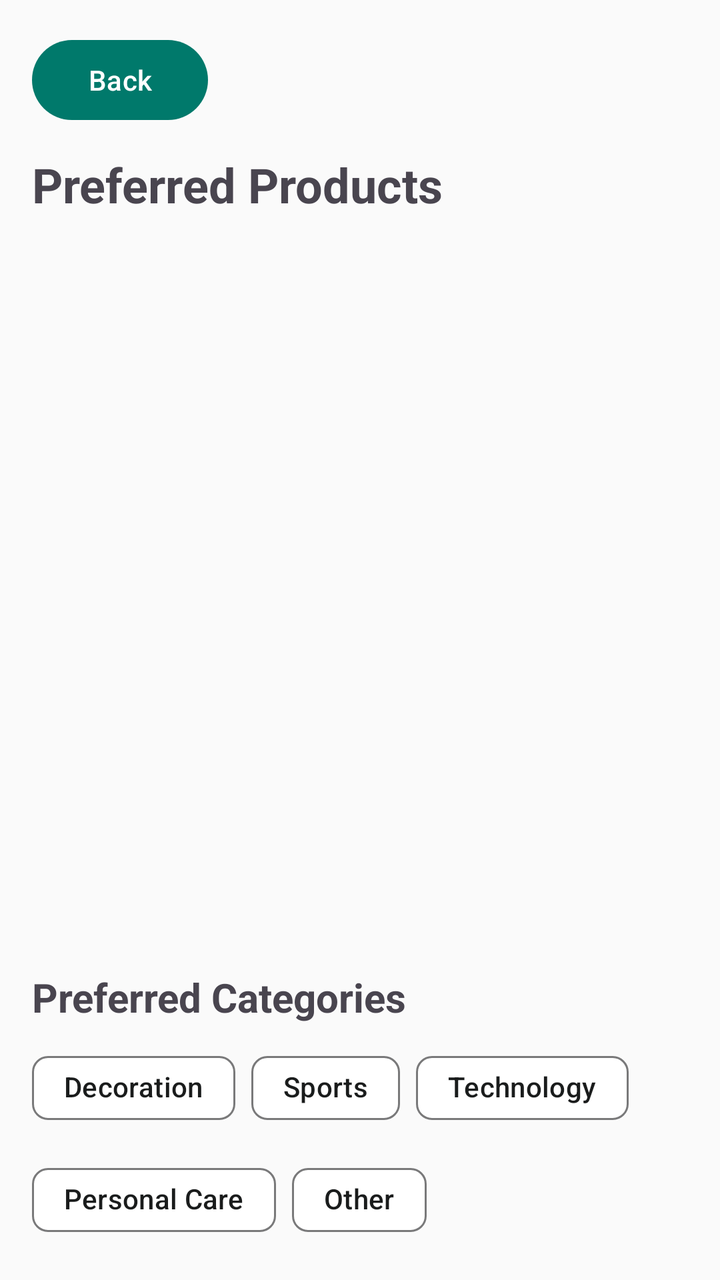
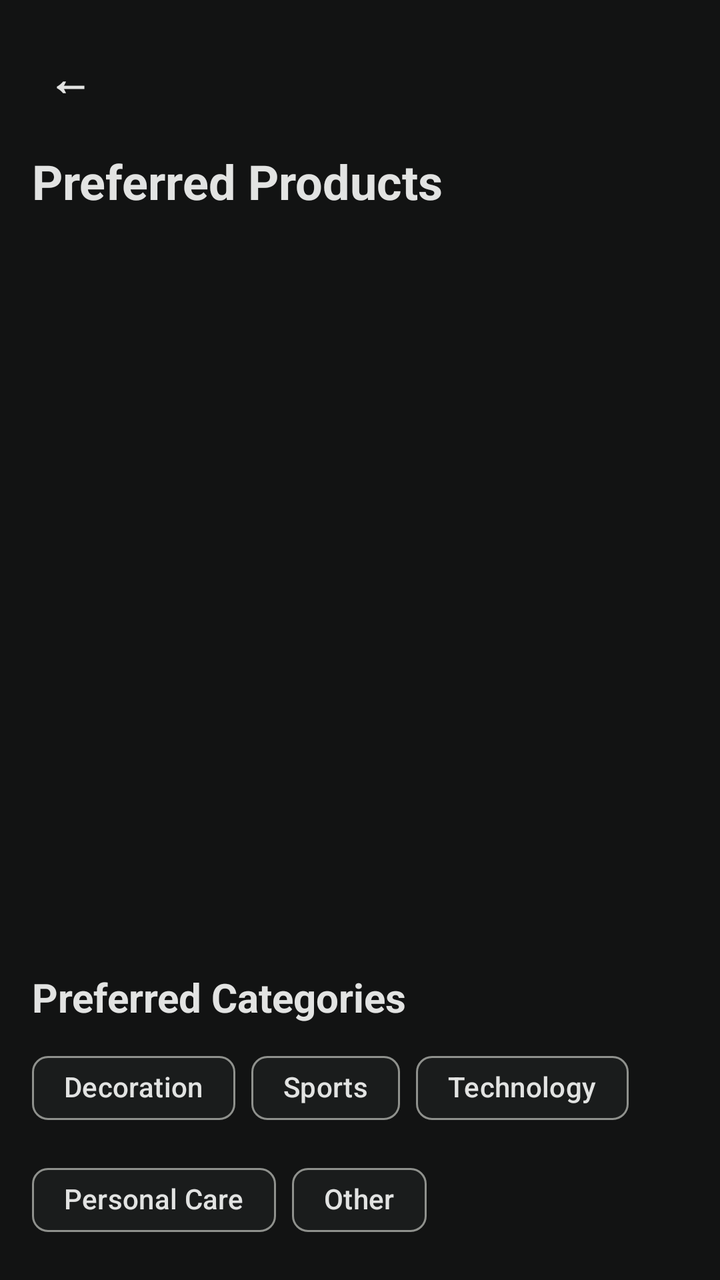

Before-and-after screenshots of an Android layout around one commit, followed by the original layout XML and the change that was made.
<!-- AndroidManifest.xml: application theme Theme._3130_grp8_app -->
<!-- res/layout/activity_preferred_products.xml -->
<?xml version="1.0" encoding="utf-8"?>
<LinearLayout xmlns:android="http://schemas.android.com/apk/res/android"
    android:id="@+id/preferredProductsMain"
    android:layout_width="match_parent"
    android:layout_height="match_parent"
    android:orientation="vertical"
    android:padding="16dp">

    <Button
        android:id="@+id/preferredProductsBackButton"
        android:layout_width="wrap_content"
        android:layout_height="wrap_content"
        android:text="Back" />

    <TextView
        android:layout_width="wrap_content"
        android:layout_height="wrap_content"
        android:layout_marginTop="12dp"
        android:text="Preferred Products"
        android:textSize="24sp"
        android:textStyle="bold" />

    <androidx.recyclerview.widget.RecyclerView
        android:id="@+id/preferredProductsRecyclerView"
        android:layout_width="match_parent"
        android:layout_height="0dp"
        android:layout_marginTop="8dp"
        android:layout_weight="1" />

    <TextView
        android:layout_width="wrap_content"
        android:layout_height="wrap_content"
        android:text="Preferred Categories"
        android:textSize="20sp"
        android:textStyle="bold" />

    <com.google.android.material.chip.ChipGroup
        android:layout_width="match_parent"
        android:layout_height="wrap_content"
        android:layout_marginTop="8dp">

        <com.google.android.material.chip.Chip
            android:id="@+id/decorationChip"
            android:layout_width="wrap_content"
            android:layout_height="wrap_content"
            android:checkable="true"
            android:text="Decoration" />

        <com.google.android.material.chip.Chip
            android:id="@+id/sportsChip"
            android:layout_width="wrap_content"
            android:layout_height="wrap_content"
            android:checkable="true"
            android:text="Sports" />

        <com.google.android.material.chip.Chip
            android:id="@+id/technologyChip"
            android:layout_width="wrap_content"
            android:layout_height="wrap_content"
            android:checkable="true"
            android:text="Technology" />

        <com.google.android.material.chip.Chip
            android:id="@+id/personalCareChip"
            android:layout_width="wrap_content"
            android:layout_height="wrap_content"
            android:checkable="true"
            android:text="Personal Care" />

        <com.google.android.material.chip.Chip
            android:id="@+id/otherChip"
            android:layout_width="wrap_content"
            android:layout_height="wrap_content"
            android:checkable="true"
            android:text="Other" />
    </com.google.android.material.chip.ChipGroup>
</LinearLayout>
<!-- resources referenced by this layout -->
<resources>
  <style name="Theme._3130_grp8_app" parent="Base.Theme._3130_grp8_app" />
  <style name="Base.Theme._3130_grp8_app" parent="Theme.Material3.DayNight.NoActionBar">
          
          
          <item name="colorPrimary">@color/md_primary</item>
          <item name="colorOnPrimary">@color/md_on_primary</item>
          <item name="colorPrimaryContainer">@color/md_primary_container</item>
          <item name="colorOnPrimaryContainer">@color/md_on_primary_container</item>
          <item name="android:colorBackground">@color/md_background</item>
          <item name="colorOnBackground">@color/md_on_background</item>
          <item name="colorSurface">@color/md_surface</item>
          <item name="colorOnSurface">@color/md_on_surface</item>
          <item name="colorOutline">@color/md_outline</item>
          <item name="colorError">@color/md_error</item>
          <item name="colorOnError">@color/md_on_error</item>
          <item name="android:statusBarColor">?attr/colorSurface</item>
          <item name="android:windowLightStatusBar">true</item>
      </style>
  <color name="md_primary"> #00796B</color>
  <color name="md_on_primary"> #FFFFFF</color>
  <color name="md_primary_container">#A0E4DD</color>
  <color name="md_on_primary_container"> #00251A</color>
  <color name="md_background"> #FAFAFA</color>
  <color name="md_on_background"> #1A1C1C</color>
  <color name="md_surface"> #FFFFFF</color>
  <color name="md_on_surface"> #1A1C1C</color>
  <color name="md_outline"> #79797A</color>
  <color name="md_error"> #BA1A1A</color>
  <color name="md_on_error"> #FFFFFF</color>
</resources>

<!-- the commit's change to res/layout/activity_preferred_products.xml (unified diff, before → after) -->
@@ -6,11 +6,18 @@
     android:orientation="vertical"
     android:padding="16dp">
 
-    <Button
+    <TextView
         android:id="@+id/preferredProductsBackButton"
         android:layout_width="wrap_content"
         android:layout_height="wrap_content"
-        android:text="Back" />
+        android:padding="8dp"
+        android:text="←"
+        android:textColor="@color/md_on_surface"
+        android:textSize="22sp"
+        android:textStyle="bold"
+        android:clickable="true"
+        android:focusable="true"
+        android:background="?attr/selectableItemBackgroundBorderless" />
 
     <TextView
         android:layout_width="wrap_content"
<!-- resource entries referenced after the edit -->
@@ -2,8 +2,6 @@
 <resources>
   <style name="Theme._3130_grp8_app" parent="Base.Theme._3130_grp8_app" />
   <style name="Base.Theme._3130_grp8_app" parent="Theme.Material3.DayNight.NoActionBar">
-          
-          
           <item name="colorPrimary">@color/md_primary</item>
           <item name="colorOnPrimary">@color/md_on_primary</item>
           <item name="colorPrimaryContainer">@color/md_primary_container</item>
@@ -15,19 +13,29 @@
           <item name="colorOutline">@color/md_outline</item>
           <item name="colorError">@color/md_error</item>
           <item name="colorOnError">@color/md_on_error</item>
-          <item name="android:statusBarColor">?attr/colorSurface</item>
-          <item name="android:windowLightStatusBar">true</item>
+          <item name="android:windowLightStatusBar">false</item>
+          <item name="android:textViewStyle">@style/AppTextViewStyle</item>
+          <item name="colorSecondaryContainer">@color/md_primary_container</item>
+          <item name="colorOnSecondaryContainer">@color/md_on_primary_container</item>
+          <item name="android:editTextStyle">@style/AppEditTextStyle</item>
       </style>
-  <color name="md_primary"> #00796B</color>
-  <color name="md_on_primary"> #FFFFFF</color>
-  <color name="md_primary_container">#A0E4DD</color>
-  <color name="md_on_primary_container"> #00251A</color>
-  <color name="md_background"> #FAFAFA</color>
-  <color name="md_on_background"> #1A1C1C</color>
-  <color name="md_surface"> #FFFFFF</color>
-  <color name="md_on_surface"> #1A1C1C</color>
-  <color name="md_outline"> #79797A</color>
-  <color name="md_error"> #BA1A1A</color>
-  <color name="md_on_error"> #FFFFFF</color>
+  <color name="md_primary">#4DB6AC</color>
+  <color name="md_on_primary">#00382E</color>
+  <color name="md_primary_container">#00504A</color>
+  <color name="md_on_primary_container">#B2DFDB</color>
+  <color name="md_background">#121313</color>
+  <color name="md_on_background">#E2E3E2</color>
+  <color name="md_surface">#1A1C1C</color>
+  <color name="md_on_surface">#E2E3E2</color>
+  <color name="md_outline">#8F918D</color>
+  <color name="md_error">#FFB4AB</color>
+  <color name="md_on_error">#690005</color>
+  <style name="AppTextViewStyle" parent="android:Widget.TextView">
+          <item name="android:textColor">@color/md_on_surface</item>
+      </style>
+  <style name="AppEditTextStyle" parent="android:Widget.EditText">
+          <item name="android:textColor">@color/md_on_surface</item>
+          <item name="android:textColorHint">@color/md_outline</item>
+      </style>
 </resources>
 
